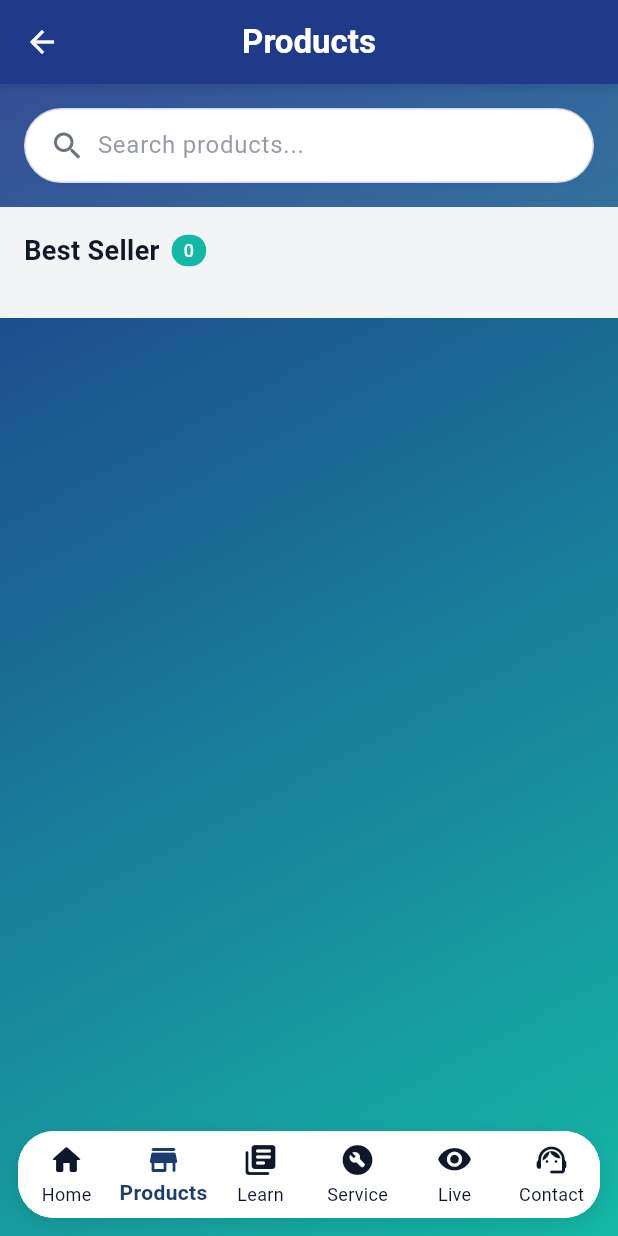
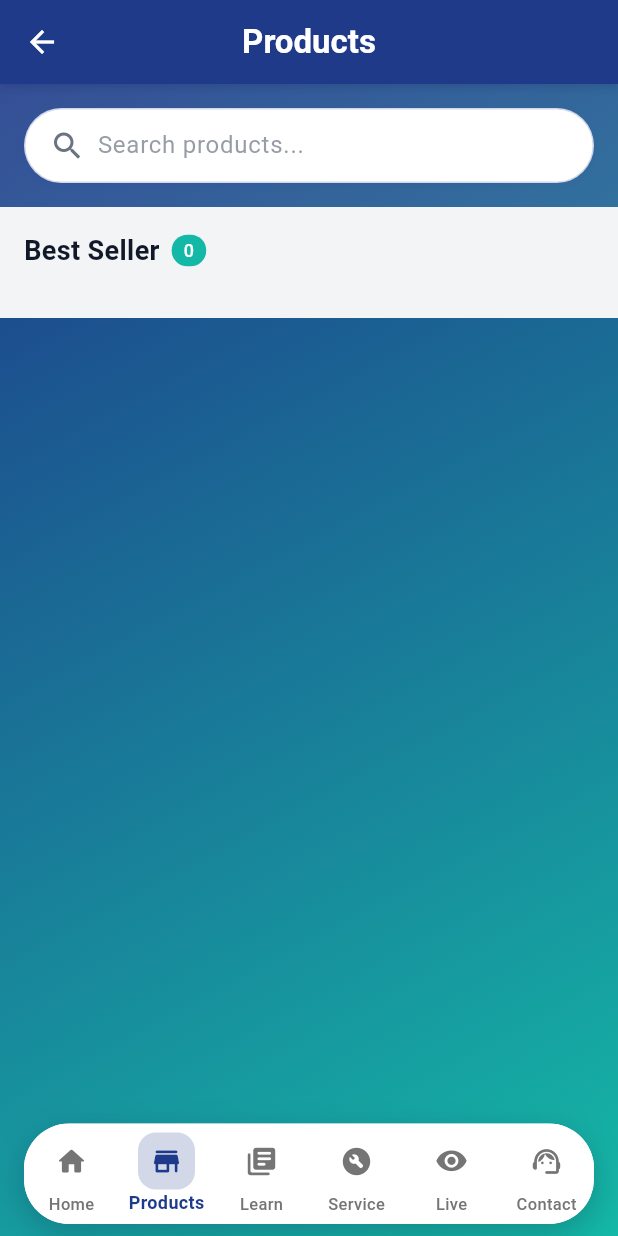
Before and after one commit to Lisaluvme/Xero-chatbot, a Flutter app: the screen it shows once a user with an empty profile is signed in, item 2 of the bottom bar chosen, on a phone screen of 412 x 824 dp. Run offline on Flutter 3.47's test engine with Material 3 defaults, Android fonts, the light colour scheme and no system bars; our stand-ins replace cached_network_image, firebase_auth, firebase_core, flutter_dotenv, flutter_html, flutter_local_notifications and 6 more; accounts and stored records are empty; network calls fail.

```diff
--- a/genset_assistant_new/lib/features/live_status/live_status_page.dart
+++ b/genset_assistant_new/lib/features/live_status/live_status_page.dart
@@ -260,14 +260,14 @@ class _LiveStatusPageState extends State<LiveStatusPage>
             crossAxisCount: 2,
             crossAxisSpacing: 16,
             mainAxisSpacing: 16,
-            childAspectRatio: 2.5,
+            childAspectRatio: 2.8,
             children: [
               _buildInfoItem("ID", genset.id, Icons.perm_identity, const Color(0xFF1E3A8A)),
               _buildInfoItem("Power", genset.power, Icons.flash_on, const Color(0xFF14B8A6)),
               _buildInfoItem("Brand", genset.brand, Icons.business, const Color(0xFF7C3AED)),
               _buildInfoItem("Model", genset.model, Icons.build, const Color(0xFFF59E0B)),
               _buildInfoItem("Location", genset.location, Icons.location_on, const Color(0xFFEF4444)),
-              _buildInfoItem("Fuel Type", genset.fuel, Icons.local_gas_station, const Color(0xFF8B5CF6)),
+              _buildInfoItem("Customer", genset.customer ?? 'N/A', Icons.person, const Color(0xFF8B5CF6)),
             ],
           ),
         ],
@@ -601,11 +601,11 @@ class _LiveStatusPageState extends State<LiveStatusPage>
                             Row(
                               children: [
                                 Expanded(
-                                  child: _buildCardInfo("Customer", genset.customer ?? 'N/A', Icons.person),
+                                  child: _buildCardInfo("Customer", _getCustomerName(genset), Icons.person),
                                 ),
                                 const SizedBox(width: 16),
                                 Expanded(
-                                  child: _buildCardInfo("Location", genset.location, Icons.location_on),
+                                  child: _buildCardInfo("Location", genset.location ?? 'N/A', Icons.location_on),
                                 ),
                               ],
                             ),
@@ -736,6 +736,12 @@ class _LiveStatusPageState extends State<LiveStatusPage>
       return Icons.pause_circle_filled;
     }
     return Icons.help;
+  }
+
+  String _getCustomerName(Genset genset) {
+    // Try to get customer name from the database mapping
+    // For now, return the customer field or a default value
+    return genset.customer ?? 'N/A';
   }
 
   @override
--- a/genset_assistant_new/lib/main.dart
+++ b/genset_assistant_new/lib/main.dart
@@ -165,37 +165,140 @@ class _HomePageState extends State<HomePage> {
         child: _pages[_selectedIndex],
       ),
       bottomNavigationBar: Container(
-        margin: const EdgeInsets.all(12),
+        margin: const EdgeInsets.symmetric(horizontal: 16, vertical: 8),
         decoration: BoxDecoration(
           color: Colors.white,
-          borderRadius: const BorderRadius.all(Radius.circular(24)),
+          borderRadius: BorderRadius.circular(30),
           boxShadow: [
             BoxShadow(
-              color: Colors.black.withOpacity(0.1),
+              color: Colors.black.withOpacity(0.15),
+              blurRadius: 20,
+              offset: const Offset(0, 8),
+            ),
+            BoxShadow(
+              color: const Color(0xFF1E3A8A).withOpacity(0.1),
               blurRadius: 12,
               offset: const Offset(0, 4),
             ),
           ],
         ),
         child: ClipRRect(
-          borderRadius: const BorderRadius.all(Radius.circular(24)),
+          borderRadius: BorderRadius.circular(30),
           child: BottomNavigationBar(
-            items: const [
-              BottomNavigationBarItem(icon: Icon(Icons.home_rounded), label: 'Home'),
-              BottomNavigationBarItem(icon: Icon(Icons.store_rounded), label: 'Products'),
-              BottomNavigationBarItem(icon: Icon(Icons.library_books_rounded), label: 'Learn'),
-              BottomNavigationBarItem(icon: Icon(Icons.build_circle_rounded), label: 'Service'),
-              BottomNavigationBarItem(icon: Icon(Icons.visibility_rounded), label: 'Live'),
-              BottomNavigationBarItem(icon: Icon(Icons.support_agent_rounded), label: 'Contact'),
+            items: [
+              BottomNavigationBarItem(
+                icon: Container(
+                  padding: const EdgeInsets.all(8),
+                  decoration: BoxDecoration(
+                    color: _selectedIndex == 0
+                        ? const Color(0xFF1E3A8A).withOpacity(0.2)
+                        : Colors.transparent,
+                    borderRadius: BorderRadius.circular(12),
+                  ),
+                  child: Icon(
+                    Icons.home_rounded,
+                    size: 22,
+                  ),
+                ),
+                label: 'Home',
+              ),
+              BottomNavigationBarItem(
+                icon: Container(
+                  padding: const EdgeInsets.all(8),
+                  decoration: BoxDecoration(
+                    color: _selectedIndex == 1
+                        ? const Color(0xFF1E3A8A).withOpacity(0.2)
+                        : Colors.transparent,
+                    borderRadius: BorderRadius.circular(12),
+                  ),
+                  child: Icon(
+                    Icons.store_rounded,
+                    size: 22,
+                  ),
+                ),
+                label: 'Products',
+              ),
+              BottomNavigationBarItem(
+                icon: Container(
+                  padding: const EdgeInsets.all(8),
+                  decoration: BoxDecoration(
+                    color: _selectedIndex == 2
+                        ? const Color(0xFF1E3A8A).withOpacity(0.2)
+                        : Colors.transparent,
+                    borderRadius: BorderRadius.circular(12),
+                  ),
+                  child: Icon(
+                    Icons.library_books_rounded,
+                    size: 22,
+                  ),
+                ),
+                label: 'Learn',
+              ),
+              BottomNavigationBarItem(
+                icon: Container(
+                  padding: const EdgeInsets.all(8),
+                  decoration: BoxDecoration(
+                    color: _selectedIndex == 3
+                        ? const Color(0xFF1E3A8A).withOpacity(0.2)
+                        : Colors.transparent,
+                    borderRadius: BorderRadius.circular(12),
+                  ),
+                  child: Icon(
+                    Icons.build_circle_rounded,
+                    size: 22,
+                  ),
+                ),
+                label: 'Service',
+              ),
+              BottomNavigationBarItem(
+                icon: Container(
+                  padding: const EdgeInsets.all(8),
+                  decoration: BoxDecoration(
+                    color: _selectedIndex == 4
+                        ? const Color(0xFF1E3A8A).withOpacity(0.2)
+                        : Colors.transparent,
+                    borderRadius: BorderRadius.circular(12),
+                  ),
+                  child: Icon(
+                    Icons.visibility_rounded,
+                    size: 22,
+                  ),
+                ),
+                label: 'Live',
+              ),
+              BottomNavigationBarItem(
+                icon: Container(
+                  padding: const EdgeInsets.all(8),
+                  decoration: BoxDecoration(
+                    color: _selectedIndex == 5
+                        ? const Color(0xFF1E3A8A).withOpacity(0.2)
+                        : Colors.transparent,
+                    borderRadius: BorderRadius.circular(12),
+                  ),
+                  child: Icon(
+                    Icons.support_agent_rounded,
+                    size: 22,
+                  ),
+                ),
+                label: 'Contact',
+              ),
             ],
             currentIndex: _selectedIndex,
-            selectedItemColor: const Color(0xFF1A3C6E),
-            unselectedItemColor: const Color(0xFF0F172A),
+            selectedItemColor: const Color(0xFF1E3A8A),
+            unselectedItemColor: Colors.grey.shade600,
             onTap: _onItemTapped,
             type: BottomNavigationBarType.fixed,
             backgroundColor: Colors.white,
             elevation: 0,
-            selectedLabelStyle: const TextStyle(fontWeight: FontWeight.bold),
+            selectedLabelStyle: const TextStyle(
+              fontWeight: FontWeight.w600,
+              fontSize: 12,
+            ),
+            unselectedLabelStyle: const TextStyle(
+              fontWeight: FontWeight.w500,
+              fontSize: 11,
+            ),
+            showUnselectedLabels: true,
           ),
         ),
       ),
```
